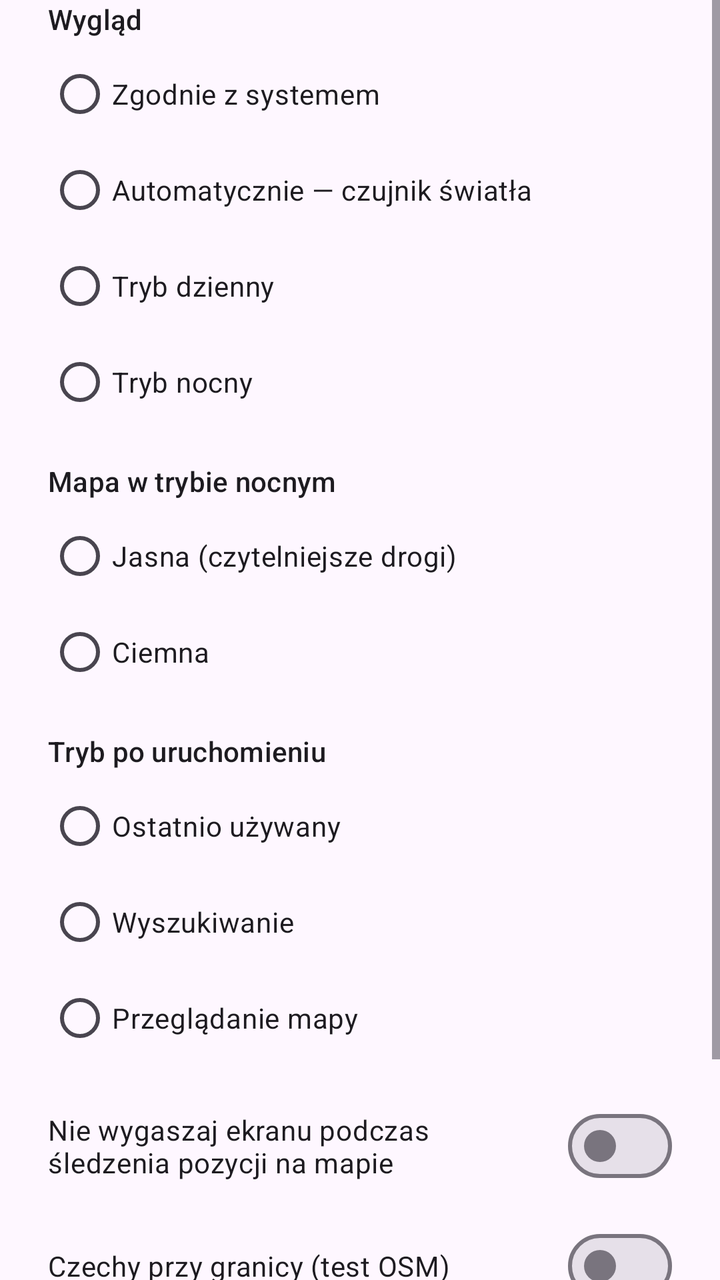
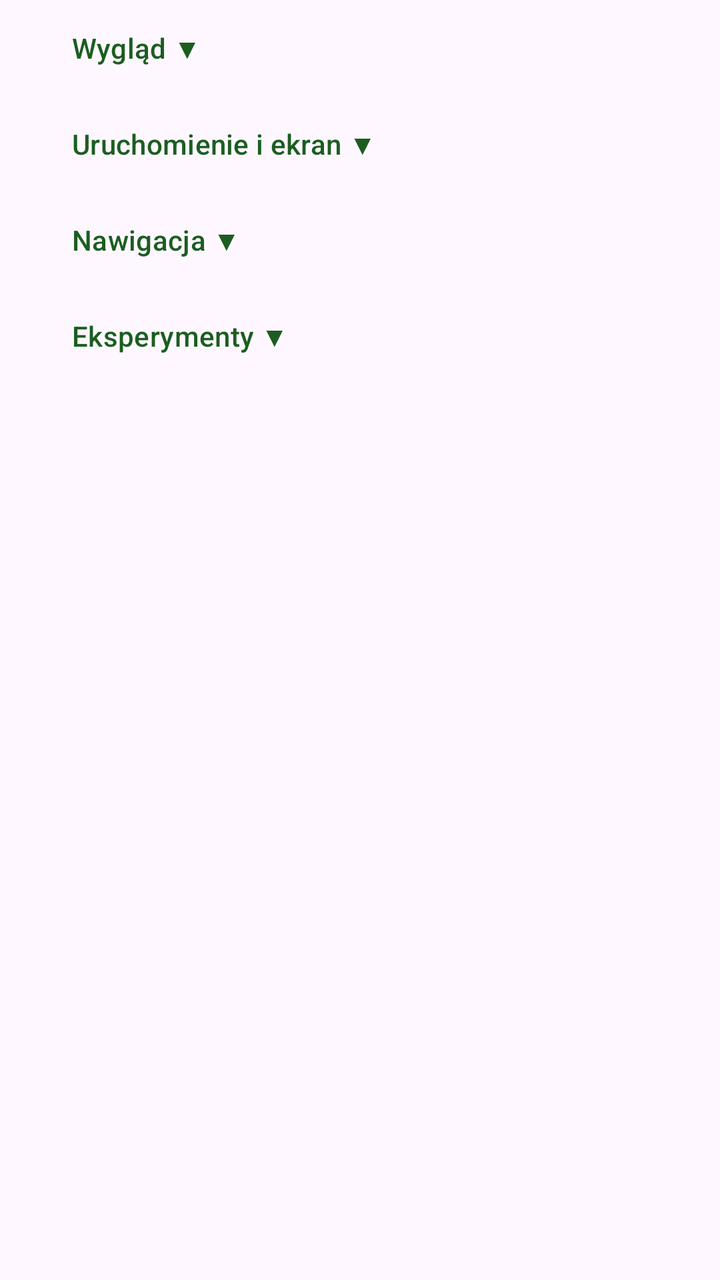

Two renders of the same Android screen: before a commit and after it. Below are the layout's source before the change and the commit's diff.
<!-- AndroidManifest.xml: application theme Theme.NaviLas -->
<!-- res/layout/dialog_settings.xml -->
<?xml version="1.0" encoding="utf-8"?>
<ScrollView xmlns:android="http://schemas.android.com/apk/res/android"
    android:layout_width="match_parent"
    android:layout_height="wrap_content">

    <LinearLayout
        android:layout_width="match_parent"
        android:layout_height="wrap_content"
        android:orientation="vertical"
        android:paddingHorizontal="24dp"
        android:paddingBottom="8dp">

        <TextView
            android:layout_width="match_parent"
            android:layout_height="wrap_content"
            android:text="@string/settings_theme_label"
            android:textAppearance="?attr/textAppearanceTitleSmall" />

        <RadioGroup
            android:id="@+id/themeGroup"
            android:layout_width="match_parent"
            android:layout_height="wrap_content"
            android:layout_marginTop="4dp">

            <com.google.android.material.radiobutton.MaterialRadioButton
                android:id="@+id/themeSystem"
                android:layout_width="match_parent"
                android:layout_height="wrap_content"
                android:text="@string/settings_theme_system" />

            <com.google.android.material.radiobutton.MaterialRadioButton
                android:id="@+id/themeAmbient"
                android:layout_width="match_parent"
                android:layout_height="wrap_content"
                android:text="@string/settings_theme_ambient" />

            <com.google.android.material.radiobutton.MaterialRadioButton
                android:id="@+id/themeDay"
                android:layout_width="match_parent"
                android:layout_height="wrap_content"
                android:text="@string/settings_theme_day" />

            <com.google.android.material.radiobutton.MaterialRadioButton
                android:id="@+id/themeNight"
                android:layout_width="match_parent"
                android:layout_height="wrap_content"
                android:text="@string/settings_theme_night" />
        </RadioGroup>

        <TextView
            android:layout_width="match_parent"
            android:layout_height="wrap_content"
            android:layout_marginTop="16dp"
            android:text="@string/settings_night_map_label"
            android:textAppearance="?attr/textAppearanceTitleSmall" />

        <RadioGroup
            android:id="@+id/nightMapGroup"
            android:layout_width="match_parent"
            android:layout_height="wrap_content"
            android:layout_marginTop="4dp">

            <com.google.android.material.radiobutton.MaterialRadioButton
                android:id="@+id/nightMapLight"
                android:layout_width="match_parent"
                android:layout_height="wrap_content"
                android:text="@string/settings_night_map_light" />

            <com.google.android.material.radiobutton.MaterialRadioButton
                android:id="@+id/nightMapDark"
                android:layout_width="match_parent"
                android:layout_height="wrap_content"
                android:text="@string/settings_night_map_dark" />
        </RadioGroup>

        <TextView
            android:layout_width="match_parent"
            android:layout_height="wrap_content"
            android:layout_marginTop="16dp"
            android:text="@string/settings_startup_label"
            android:textAppearance="?attr/textAppearanceTitleSmall" />

        <RadioGroup
            android:id="@+id/startupGroup"
            android:layout_width="match_parent"
            android:layout_height="wrap_content"
            android:layout_marginTop="4dp">

            <com.google.android.material.radiobutton.MaterialRadioButton
                android:id="@+id/startupRemember"
                android:layout_width="match_parent"
                android:layout_height="wrap_content"
                android:text="@string/settings_startup_remember" />

            <com.google.android.material.radiobutton.MaterialRadioButton
                android:id="@+id/startupSearch"
                android:layout_width="match_parent"
                android:layout_height="wrap_content"
                android:text="@string/settings_startup_search" />

            <com.google.android.material.radiobutton.MaterialRadioButton
                android:id="@+id/startupBrowse"
                android:layout_width="match_parent"
                android:layout_height="wrap_content"
                android:text="@string/settings_startup_browse" />
        </RadioGroup>

        <com.google.android.material.materialswitch.MaterialSwitch
            android:id="@+id/keepScreenOnTracking"
            android:layout_width="match_parent"
            android:layout_height="wrap_content"
            android:layout_marginTop="16dp"
            android:text="@string/settings_keep_screen_on" />

        <com.google.android.material.materialswitch.MaterialSwitch
            android:id="@+id/czechBorderRestSites"
            android:layout_width="match_parent"
            android:layout_height="wrap_content"
            android:layout_marginTop="12dp"
            android:text="@string/settings_czech_border_rest" />

        <TextView
            android:layout_width="match_parent"
            android:layout_height="wrap_content"
            android:layout_marginTop="4dp"
            android:text="@string/settings_czech_border_rest_hint"
            android:textAppearance="?attr/textAppearanceBodySmall" />

        <com.google.android.material.button.MaterialButton
            android:id="@+id/btnOsmAndProfiles"
            style="@style/Widget.Material3.Button.OutlinedButton"
            android:layout_width="match_parent"
            android:layout_height="wrap_content"
            android:layout_marginTop="12dp"
            android:text="@string/settings_osmand_profiles" />

        <LinearLayout
            android:id="@+id/updateChannelSection"
            android:layout_width="match_parent"
            android:layout_height="wrap_content"
            android:orientation="vertical"
            android:visibility="gone">

            <TextView
                android:layout_width="match_parent"
                android:layout_height="wrap_content"
                android:layout_marginTop="16dp"
                android:text="@string/settings_update_channel_label"
                android:textAppearance="?attr/textAppearanceTitleSmall" />

            <TextView
                android:layout_width="match_parent"
                android:layout_height="wrap_content"
                android:layout_marginTop="4dp"
                android:text="@string/settings_update_channel_hint"
                android:textAppearance="?attr/textAppearanceBodySmall" />

            <RadioGroup
                android:id="@+id/updateChannelGroup"
                android:layout_width="match_parent"
                android:layout_height="wrap_content"
                android:layout_marginTop="4dp">

                <com.google.android.material.radiobutton.MaterialRadioButton
                    android:id="@+id/updateChannelNightly"
                    android:layout_width="match_parent"
                    android:layout_height="wrap_content"
                    android:text="@string/settings_update_channel_nightly" />

                <com.google.android.material.radiobutton.MaterialRadioButton
                    android:id="@+id/updateChannelBeta"
                    android:layout_width="match_parent"
                    android:layout_height="wrap_content"
                    android:text="@string/settings_update_channel_beta" />

                <com.google.android.material.radiobutton.MaterialRadioButton
                    android:id="@+id/updateChannelFinal"
                    android:layout_width="match_parent"
                    android:layout_height="wrap_content"
                    android:text="@string/settings_update_channel_final" />
            </RadioGroup>
        </LinearLayout>
    </LinearLayout>
</ScrollView>
<!-- resources referenced by this layout -->
<resources>
  <string name="settings_czech_border_rest">Czechy przy granicy (test OSM)</string>
  <string name="settings_czech_border_rest_hint">Gdy wyszukiwanie sięga Czech: miejsca odpoczynku z OpenStreetMap z parkingiem w pobliżu. Domyślnie wyłączone.</string>
  <string name="settings_keep_screen_on">Nie wygaszaj ekranu podczas śledzenia pozycji na mapie</string>
  <string name="settings_night_map_dark">Ciemna</string>
  <string name="settings_night_map_label">Mapa w trybie nocnym</string>
  <string name="settings_night_map_light">Jasna (czytelniejsze drogi)</string>
  <string name="settings_osmand_profiles">Wgraj profile NaviLas do OsmAnd</string>
  <string name="settings_startup_browse">Przeglądanie mapy</string>
  <string name="settings_startup_label">Tryb po uruchomieniu</string>
  <string name="settings_startup_remember">Ostatnio używany</string>
  <string name="settings_startup_search">Wyszukiwanie</string>
  <string name="settings_theme_ambient">Automatycznie — czujnik światła</string>
  <string name="settings_theme_day">Tryb dzienny</string>
  <string name="settings_theme_label">Wygląd</string>
  <string name="settings_theme_night">Tryb nocny</string>
  <string name="settings_theme_system">Zgodnie z systemem</string>
  <string name="settings_update_channel_beta">Beta i nowsze</string>
  <string name="settings_update_channel_final">Tylko Final</string>
  <string name="settings_update_channel_hint">Nightly: testowanie pomysłów — może być niestabilne; mile widziane opinie i sugestie.\nBeta: użytkowanie testowe na zasadach bety.\nFinal: docelowo wersja stabilna; po zgłoszeniu błędy naprawiane priorytetowo (jeszcze niedostępny).</string>
  <string name="settings_update_channel_label">Aktualizacje (GitHub)</string>
  <string name="settings_update_channel_nightly">Nightly i nowsze</string>
  <style name="Theme.NaviLas" parent="Theme.Material3.DayNight.NoActionBar">
          <item name="colorPrimary">@color/forest_green</item>
          <item name="colorOnPrimary">@color/forest_on_primary</item>
          <item name="colorPrimaryContainer">@color/forest_container</item>
          <item name="colorOnPrimaryContainer">@color/forest_on_container</item>
          <item name="colorSecondary">@color/forest_green</item>
          <item name="colorOnSecondary">@color/forest_on_primary</item>
          <item name="colorSecondaryContainer">@color/forest_container</item>
          <item name="colorOnSecondaryContainer">@color/forest_on_container</item>
          <item name="android:statusBarColor">@color/toolbar_green</item>
          <item name="android:navigationBarColor">?attr/colorSurface</item>
          <item name="android:windowLightStatusBar">false</item>
      </style>
  <color name="forest_green">#1B5E20</color>
  <color name="forest_on_primary">#FFFFFF</color>
  <color name="forest_container">#C8E6C9</color>
  <color name="forest_on_container">#123815</color>
  <color name="toolbar_green">#1B5E20</color>
</resources>

<!-- the commit's change to res/layout/dialog_settings.xml (unified diff, before → after) -->
@@ -10,130 +10,213 @@
         android:paddingHorizontal="24dp"
         android:paddingBottom="8dp">
 
-        <TextView
-            android:layout_width="match_parent"
-            android:layout_height="wrap_content"
-            android:text="@string/settings_theme_label"
-            android:textAppearance="?attr/textAppearanceTitleSmall" />
-
-        <RadioGroup
-            android:id="@+id/themeGroup"
-            android:layout_width="match_parent"
-            android:layout_height="wrap_content"
-            android:layout_marginTop="4dp">
-
-            <com.google.android.material.radiobutton.MaterialRadioButton
-                android:id="@+id/themeSystem"
-                android:layout_width="match_parent"
-                android:layout_height="wrap_content"
-                android:text="@string/settings_theme_system" />
-
-            <com.google.android.material.radiobutton.MaterialRadioButton
-                android:id="@+id/themeAmbient"
-                android:layout_width="match_parent"
-                android:layout_height="wrap_content"
-                android:text="@string/settings_theme_ambient" />
-
-            <com.google.android.material.radiobutton.MaterialRadioButton
-                android:id="@+id/themeDay"
-                android:layout_width="match_parent"
-                android:layout_height="wrap_content"
-                android:text="@string/settings_theme_day" />
-
-            <com.google.android.material.radiobutton.MaterialRadioButton
-                android:id="@+id/themeNight"
-                android:layout_width="match_parent"
-                android:layout_height="wrap_content"
-                android:text="@string/settings_theme_night" />
-        </RadioGroup>
-
-        <TextView
-            android:layout_width="match_parent"
-            android:layout_height="wrap_content"
-            android:layout_marginTop="16dp"
-            android:text="@string/settings_night_map_label"
-            android:textAppearance="?attr/textAppearanceTitleSmall" />
-
-        <RadioGroup
-            android:id="@+id/nightMapGroup"
-            android:layout_width="match_parent"
-            android:layout_height="wrap_content"
-            android:layout_marginTop="4dp">
-
-            <com.google.android.material.radiobutton.MaterialRadioButton
-                android:id="@+id/nightMapLight"
-                android:layout_width="match_parent"
-                android:layout_height="wrap_content"
-                android:text="@string/settings_night_map_light" />
-
-            <com.google.android.material.radiobutton.MaterialRadioButton
-                android:id="@+id/nightMapDark"
-                android:layout_width="match_parent"
-                android:layout_height="wrap_content"
-                android:text="@string/settings_night_map_dark" />
-        </RadioGroup>
-
-        <TextView
-            android:layout_width="match_parent"
-            android:layout_height="wrap_content"
-            android:layout_marginTop="16dp"
-            android:text="@string/settings_startup_label"
-            android:textAppearance="?attr/textAppearanceTitleSmall" />
-
-        <RadioGroup
-            android:id="@+id/startupGroup"
-            android:layout_width="match_parent"
-            android:layout_height="wrap_content"
-            android:layout_marginTop="4dp">
-
-            <com.google.android.material.radiobutton.MaterialRadioButton
-                android:id="@+id/startupRemember"
-                android:layout_width="match_parent"
-                android:layout_height="wrap_content"
-                android:text="@string/settings_startup_remember" />
-
-            <com.google.android.material.radiobutton.MaterialRadioButton
-                android:id="@+id/startupSearch"
-                android:layout_width="match_parent"
-                android:layout_height="wrap_content"
-                android:text="@string/settings_startup_search" />
-
-            <com.google.android.material.radiobutton.MaterialRadioButton
-                android:id="@+id/startupBrowse"
-                android:layout_width="match_parent"
-                android:layout_height="wrap_content"
-                android:text="@string/settings_startup_browse" />
-        </RadioGroup>
-
-        <com.google.android.material.materialswitch.MaterialSwitch
-            android:id="@+id/keepScreenOnTracking"
-            android:layout_width="match_parent"
-            android:layout_height="wrap_content"
-            android:layout_marginTop="16dp"
-            android:text="@string/settings_keep_screen_on" />
-
-        <com.google.android.material.materialswitch.MaterialSwitch
-            android:id="@+id/czechBorderRestSites"
-            android:layout_width="match_parent"
-            android:layout_height="wrap_content"
-            android:layout_marginTop="12dp"
-            android:text="@string/settings_czech_border_rest" />
-
-        <TextView
-            android:layout_width="match_parent"
-            android:layout_height="wrap_content"
-            android:layout_marginTop="4dp"
-            android:text="@string/settings_czech_border_rest_hint"
-            android:textAppearance="?attr/textAppearanceBodySmall" />
-
-        <com.google.android.material.button.MaterialButton
-            android:id="@+id/btnOsmAndProfiles"
-            style="@style/Widget.Material3.Button.OutlinedButton"
-            android:layout_width="match_parent"
-            android:layout_height="wrap_content"
-            android:layout_marginTop="12dp"
-            android:text="@string/settings_osmand_profiles" />
-
+        
+        <com.google.android.material.button.MaterialButton
+            android:id="@+id/btnSectionAppearance"
+            style="@style/Widget.Material3.Button.TextButton"
+            android:layout_width="match_parent"
+            android:layout_height="wrap_content"
+            android:gravity="start|center_vertical"
+            android:text="@string/settings_section_appearance"
+            android:textAppearance="?attr/textAppearanceTitleSmall" />
+
+        <LinearLayout
+            android:id="@+id/panelAppearance"
+            android:layout_width="match_parent"
+            android:layout_height="wrap_content"
+            android:orientation="vertical"
+            android:paddingBottom="8dp"
+            android:visibility="gone">
+
+            <TextView
+                android:layout_width="match_parent"
+                android:layout_height="wrap_content"
+                android:text="@string/settings_theme_label"
+                android:textAppearance="?attr/textAppearanceBodyMedium" />
+
+            <RadioGroup
+                android:id="@+id/themeGroup"
+                android:layout_width="match_parent"
+                android:layout_height="wrap_content"
+                android:layout_marginTop="4dp">
+
+                <com.google.android.material.radiobutton.MaterialRadioButton
+                    android:id="@+id/themeSystem"
+                    android:layout_width="match_parent"
+                    android:layout_height="wrap_content"
+                    android:text="@string/settings_theme_system" />
+
+                <com.google.android.material.radiobutton.MaterialRadioButton
+                    android:id="@+id/themeAmbient"
+                    android:layout_width="match_parent"
+                    android:layout_height="wrap_content"
+                    android:text="@string/settings_theme_ambient" />
+
+                <com.google.android.material.radiobutton.MaterialRadioButton
+                    android:id="@+id/themeDay"
+                    android:layout_width="match_parent"
+                    android:layout_height="wrap_content"
+                    android:text="@string/settings_theme_day" />
+
+                <com.google.android.material.radiobutton.MaterialRadioButton
+                    android:id="@+id/themeNight"
+                    android:layout_width="match_parent"
+                    android:layout_height="wrap_content"
+                    android:text="@string/settings_theme_night" />
+            </RadioGroup>
+
+            <TextView
+                android:layout_width="match_parent"
+                android:layout_height="wrap_content"
+                android:layout_marginTop="12dp"
+                android:text="@string/settings_night_map_label"
+                android:textAppearance="?attr/textAppearanceBodyMedium" />
+
+            <RadioGroup
+                android:id="@+id/nightMapGroup"
+                android:layout_width="match_parent"
+                android:layout_height="wrap_content"
+                android:layout_marginTop="4dp">
+
+                <com.google.android.material.radiobutton.MaterialRadioButton
+                    android:id="@+id/nightMapLight"
+                    android:layout_width="match_parent"
+                    android:layout_height="wrap_content"
+                    android:text="@string/settings_night_map_light" />
+
+                <com.google.android.material.radiobutton.MaterialRadioButton
+                    android:id="@+id/nightMapDark"
+                    android:layout_width="match_parent"
+                    android:layout_height="wrap_content"
+                    android:text="@string/settings_night_map_dark" />
+            </RadioGroup>
+        </LinearLayout>
+
+        
+        <com.google.android.material.button.MaterialButton
+            android:id="@+id/btnSectionStartup"
+            style="@style/Widget.Material3.Button.TextButton"
+            android:layout_width="match_parent"
+            android:layout_height="wrap_content"
+            android:gravity="start|center_vertical"
+            android:text="@string/settings_section_startup"
+            android:textAppearance="?attr/textAppearanceTitleSmall" />
+
+        <LinearLayout
+            android:id="@+id/panelStartup"
+            android:layout_width="match_parent"
+            android:layout_height="wrap_content"
+            android:orientation="vertical"
+            android:paddingBottom="8dp"
+            android:visibility="gone">
+
+            <TextView
+                android:layout_width="match_parent"
+                android:layout_height="wrap_content"
+                android:text="@string/settings_startup_label"
+                android:textAppearance="?attr/textAppearanceBodyMedium" />
+
+            <RadioGroup
+                android:id="@+id/startupGroup"
+                android:layout_width="match_parent"
+                android:layout_height="wrap_content"
+                android:layout_marginTop="4dp">
+
+                <com.google.android.material.radiobutton.MaterialRadioButton
+                    android:id="@+id/startupRemember"
+                    android:layout_width="match_parent"
+                    android:layout_height="wrap_content"
+                    android:text="@string/settings_startup_remember" />
+
+                <com.google.android.material.radiobutton.MaterialRadioButton
+                    android:id="@+id/startupSearch"
+                    android:layout_width="match_parent"
+                    android:layout_height="wrap_content"
+                    android:text="@string/settings_startup_search" />
+
+                <com.google.android.material.radiobutton.MaterialRadioButton
+                    android:id="@+id/startupBrowse"
+                    android:layout_width="match_parent"
+                    android:layout_height="wrap_content"
+                    android:text="@string/settings_startup_browse" />
+            </RadioGroup>
+
+            <com.google.android.material.materialswitch.MaterialSwitch
+                android:id="@+id/keepScreenOnTracking"
+                android:layout_width="match_parent"
+                android:layout_height="wrap_content"
+                android:layout_marginTop="12dp"
+                android:text="@string/settings_keep_screen_on" />
+        </LinearLayout>
+
+        
+        <com.google.android.material.button.MaterialButton
+            android:id="@+id/btnSectionNav"
+            style="@style/Widget.Material3.Button.TextButton"
+            android:layout_width="match_parent"
+            android:layout_height="wrap_content"
+            android:gravity="start|center_vertical"
+            android:text="@string/settings_section_nav"
+            android:textAppearance="?attr/textAppearanceTitleSmall" />
+
+        <LinearLayout
+            android:id="@+id/panelNav"
+            android:layout_width="match_parent"
+            android:layout_height="wrap_content"
+            android:orientation="vertical"
+            android:paddingBottom="8dp"
+            android:visibility="gone">
+
+            <com.google.android.material.button.MaterialButton
+                android:id="@+id/btnOsmAndProfiles"
+                style="@style/Widget.Material3.Button.OutlinedButton"
+                android:layout_width="match_parent"
+                android:layout_height="wrap_content"
+                android:text="@string/settings_osmand_profiles" />
+
+            <TextView
+                android:id="@+id/osmandProfilesStatus"
+                android:layout_width="match_parent"
+                android:layout_height="wrap_content"
+                android:layout_marginTop="4dp"
+                android:text="@string/settings_osmand_profiles_status"
+                android:textAppearance="?attr/textAppearanceBodySmall"
+                android:visibility="gone" />
+        </LinearLayout>
+
+        
+        <com.google.android.material.button.MaterialButton
+            android:id="@+id/btnSectionExperiments"
+            style="@style/Widget.Material3.Button.TextButton"
+            android:layout_width="match_parent"
+            android:layout_height="wrap_content"
+            android:gravity="start|center_vertical"
+            android:text="@string/settings_section_experiments"
+            android:textAppearance="?attr/textAppearanceTitleSmall" />
+
+        <LinearLayout
+            android:id="@+id/panelExperiments"
+            android:layout_width="match_parent"
+            android:layout_height="wrap_content"
+            android:orientation="vertical"
+            android:paddingBottom="8dp"
+            android:visibility="gone">
+
+            <com.google.android.material.materialswitch.MaterialSwitch
+                android:id="@+id/czechBorderRestSites"
+                android:layout_width="match_parent"
+                android:layout_height="wrap_content"
+                android:text="@string/settings_czech_border_rest" />
+
+            <TextView
+                android:layout_width="match_parent"
+                android:layout_height="wrap_content"
+                android:layout_marginTop="4dp"
+                android:text="@string/settings_czech_border_rest_hint"
+                android:textAppearance="?attr/textAppearanceBodySmall" />
+        </LinearLayout>
+
+        
         <LinearLayout
             android:id="@+id/updateChannelSection"
             android:layout_width="match_parent"
@@ -141,44 +224,61 @@
             android:orientation="vertical"
             android:visibility="gone">
 
-            <TextView
-                android:layout_width="match_parent"
-                android:layout_height="wrap_content"
-                android:layout_marginTop="16dp"
-                android:text="@string/settings_update_channel_label"
+            <com.google.android.material.button.MaterialButton
+                android:id="@+id/btnSectionUpdates"
+                style="@style/Widget.Material3.Button.TextButton"
+                android:layout_width="match_parent"
+                android:layout_height="wrap_content"
+                android:gravity="start|center_vertical"
+                android:text="@string/settings_section_updates"
                 android:textAppearance="?attr/textAppearanceTitleSmall" />
 
-            <TextView
-                android:layout_width="match_parent"
-                android:layout_height="wrap_content"
-                android:layout_marginTop="4dp"
-                android:text="@string/settings_update_channel_hint"
-                android:textAppearance="?attr/textAppearanceBodySmall" />
-
-            <RadioGroup
-                android:id="@+id/updateChannelGroup"
-                android:layout_width="match_parent"
-                android:layout_height="wrap_content"
-                android:layout_marginTop="4dp">
-
-                <com.google.android.material.radiobutton.MaterialRadioButton
-                    android:id="@+id/updateChannelNightly"
-                    android:layout_width="match_parent"
-                    android:layout_height="wrap_content"
-                    android:text="@string/settings_update_channel_nightly" />
-
-                <com.google.android.material.radiobutton.MaterialRadioButton
-                    android:id="@+id/updateChannelBeta"
-                    android:layout_width="match_parent"
-                    android:layout_height="wrap_content"
-                    android:text="@string/settings_update_channel_beta" />
-
-                <com.google.android.material.radiobutton.MaterialRadioButton
-                    android:id="@+id/updateChannelFinal"
-                    android:layout_width="match_parent"
-                    android:layout_height="wrap_content"
-                    android:text="@string/settings_update_channel_final" />
-            </RadioGroup>
+            <LinearLayout
+                android:id="@+id/panelUpdates"
+                android:layout_width="match_parent"
+                android:layout_height="wrap_content"
+                android:orientation="vertical"
+                android:paddingBottom="8dp"
+                android:visibility="gone">
+
+                <TextView
+                    android:layout_width="match_parent"
+                    android:layout_height="wrap_content"
+                    android:text="@string/settings_update_channel_label"
+                    android:textAppearance="?attr/textAppearanceBodyMedium" />
+
+                <TextView
+                    android:layout_width="match_parent"
+                    android:layout_height="wrap_content"
+                    android:layout_marginTop="4dp"
+                    android:text="@string/settings_update_channel_hint"
+                    android:textAppearance="?attr/textAppearanceBodySmall" />
+
+                <RadioGroup
+                    android:id="@+id/updateChannelGroup"
+                    android:layout_width="match_parent"
+                    android:layout_height="wrap_content"
+                    android:layout_marginTop="4dp">
+
+                    <com.google.android.material.radiobutton.MaterialRadioButton
+                        android:id="@+id/updateChannelNightly"
+                        android:layout_width="match_parent"
+                        android:layout_height="wrap_content"
+                        android:text="@string/settings_update_channel_nightly" />
+
+                    <com.google.android.material.radiobutton.MaterialRadioButton
+                        android:id="@+id/updateChannelBeta"
+                        android:layout_width="match_parent"
+                        android:layout_height="wrap_content"
+                        android:text="@string/settings_update_channel_beta" />
+
+                    <com.google.android.material.radiobutton.MaterialRadioButton
+                        android:id="@+id/updateChannelFinal"
+                        android:layout_width="match_parent"
+                        android:layout_height="wrap_content"
+                        android:text="@string/settings_update_channel_final" />
+                </RadioGroup>
+            </LinearLayout>
         </LinearLayout>
     </LinearLayout>
 </ScrollView>
<!-- resource entries referenced after the edit -->
@@ -7,6 +7,12 @@
   <string name="settings_night_map_label">Mapa w trybie nocnym</string>
   <string name="settings_night_map_light">Jasna (czytelniejsze drogi)</string>
   <string name="settings_osmand_profiles">Wgraj profile NaviLas do OsmAnd</string>
+  <string name="settings_osmand_profiles_status">Ostatnio przekazano plik do OsmAnd. Import kończysz w OsmAnd.</string>
+  <string name="settings_section_appearance">Wygląd ▼</string>
+  <string name="settings_section_experiments">Eksperymenty ▼</string>
+  <string name="settings_section_nav">Nawigacja ▼</string>
+  <string name="settings_section_startup">Uruchomienie i ekran ▼</string>
+  <string name="settings_section_updates">Aktualizacje ▼</string>
   <string name="settings_startup_browse">Przeglądanie mapy</string>
   <string name="settings_startup_label">Tryb po uruchomieniu</string>
   <string name="settings_startup_remember">Ostatnio używany</string>
